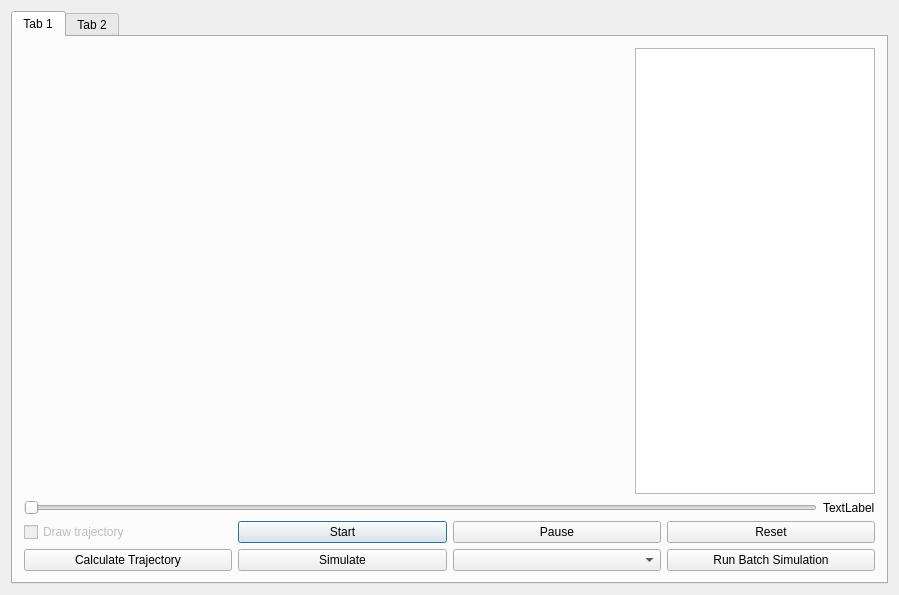
The window that dialog.ui (kektobiologist/motion-simulation) describes before a commit, drawn with Qt 5.
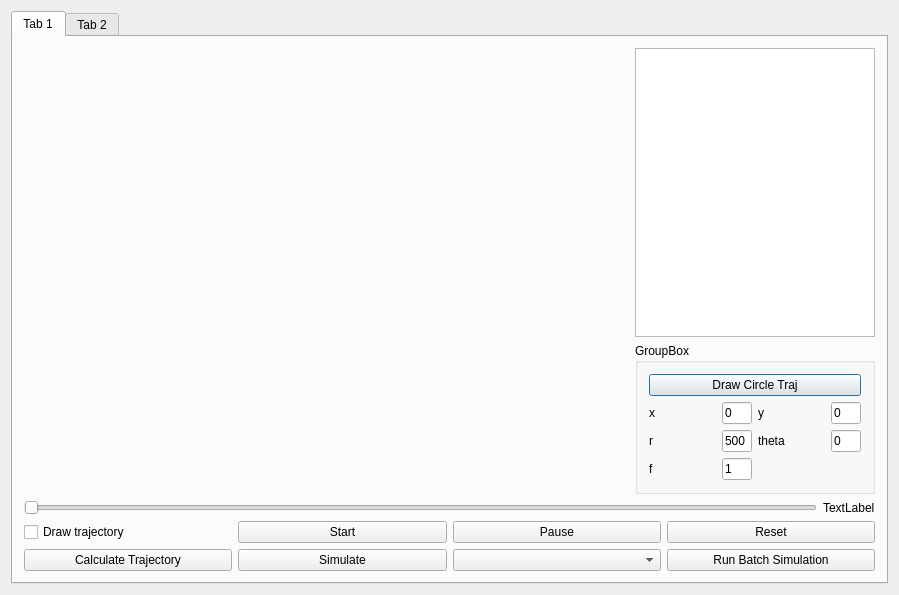
The same window after the commit. The open tabs and pages were chosen to show the change. Custom widgets are drawn as their Qt base class.

Commit message: circle trajectory generation working. adding trajectory tracking.

Patch:
```diff
--- a/dialog.ui
+++ b/dialog.ui
@@ -23,7 +23,7 @@
       <attribute name="title">
        <string>Tab 1</string>
       </attribute>
-      <layout class="QVBoxLayout" name="verticalLayout">
+      <layout class="QVBoxLayout" name="verticalLayout_5">
        <item>
         <layout class="QHBoxLayout" name="horizontalLayout">
          <item>
@@ -43,11 +43,135 @@
           </widget>
          </item>
          <item>
-          <widget class="QTextEdit" name="textEdit">
-           <property name="readOnly">
-            <bool>true</bool>
-           </property>
-          </widget>
+          <layout class="QVBoxLayout" name="verticalLayout_4">
+           <item>
+            <widget class="QTextEdit" name="textEdit">
+             <property name="readOnly">
+              <bool>true</bool>
+             </property>
+            </widget>
+           </item>
+           <item>
+            <widget class="QGroupBox" name="groupBox">
+             <property name="title">
+              <string>GroupBox</string>
+             </property>
+             <layout class="QVBoxLayout" name="verticalLayout">
+              <item>
+               <widget class="QPushButton" name="circleTrajButton">
+                <property name="text">
+                 <string>Draw Circle Traj</string>
+                </property>
+               </widget>
+              </item>
+              <item>
+               <layout class="QGridLayout" name="gridLayout_3">
+                <item row="0" column="0">
+                 <widget class="QLabel" name="label">
+                  <property name="text">
+                   <string>x</string>
+                  </property>
+                 </widget>
+                </item>
+                <item row="0" column="1">
+                 <widget class="QLineEdit" name="xCircle">
+                  <property name="maximumSize">
+                   <size>
+                    <width>30</width>
+                    <height>16777215</height>
+                   </size>
+                  </property>
+                  <property name="text">
+                   <string>0</string>
+                  </property>
+                 </widget>
+                </item>
+                <item row="0" column="2">
+                 <widget class="QLabel" name="label_2">
+                  <property name="text">
+                   <string>y</string>
+                  </property>
+                 </widget>
+                </item>
+                <item row="0" column="3">
+                 <widget class="QLineEdit" name="yCircle">
+                  <property name="maximumSize">
+                   <size>
+                    <width>30</width>
+                    <height>16777215</height>
+                   </size>
+                  </property>
+                  <property name="text">
+                   <string>0</string>
+                  </property>
+                 </widget>
+                </item>
+                <item row="1" column="0">
+                 <widget class="QLabel" name="label_3">
+                  <property name="text">
+                   <string>r</string>
+                  </property>
+                 </widget>
+                </item>
+                <item row="1" column="1">
+                 <widget class="QLineEdit" name="rCircle">
+                  <property name="maximumSize">
+                   <size>
+                    <width>30</width>
+                    <height>16777215</height>
+                   </size>
+                  </property>
+                  <property name="text">
+                   <string>500</string>
+                  </property>
+                 </widget>
+                </item>
+                <item row="1" column="2">
+                 <widget class="QLabel" name="label_4">
+                  <property name="text">
+                   <string>theta</string>
+                  </property>
+                 </widget>
+                </item>
+                <item row="1" column="3">
+                 <widget class="QLineEdit" name="thetaCircle">
+                  <property name="maximumSize">
+                   <size>
+                    <width>30</width>
+                    <height>16777215</height>
+                   </size>
+                  </property>
+                  <property name="text">
+                   <string>0</string>
+                  </property>
+                 </widget>
+                </item>
+                <item row="2" column="0">
+                 <widget class="QLabel" name="label_5">
+                  <property name="text">
+                   <string>f</string>
+                  </property>
+                 </widget>
+                </item>
+                <item row="2" column="1" colspan="2">
+                 <widget class="QLineEdit" name="fCircle">
+                  <property name="maximumSize">
+                   <size>
+                    <width>30</width>
+                    <height>16777215</height>
+                   </size>
+                  </property>
+                  <property name="text">
+                   <string>1</string>
+                  </property>
+                 </widget>
+                </item>
+               </layout>
+              </item>
+             </layout>
+            </widget>
+           </item>
+          </layout>
          </item>
         </layout>
        </item>
@@ -112,11 +236,14 @@
          <item row="0" column="0">
           <widget class="QCheckBox" name="trajCheckbox">
            <property name="enabled">
-            <bool>false</bool>
+            <bool>true</bool>
            </property>
            <property name="text">
             <string>Draw trajectory</string>
            </property>
+           <property name="checkable">
+            <bool>true</bool>
+           </property>
           </widget>
          </item>
          <item row="1" column="0">
```
Left out of the diff: 4 changed lines with no effect on the pictures. The commit also changes 17 other files.
